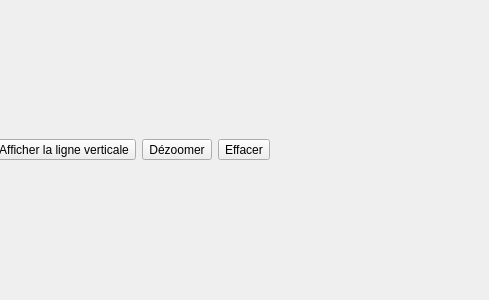
Old version of the form Plot/PlotFrame.ui in the repository xaviermawet/EcoManager2013Experimental; both pictures show x 253 to 742 and y 0 to 300 of the 742 by 300 pixel window.
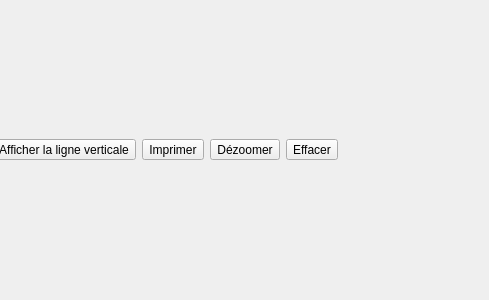
New version of the form. Icons and pictures are not drawn.

```diff
--- a/Plot/PlotFrame.ui
+++ b/Plot/PlotFrame.ui
@@ -100,6 +100,26 @@
        </property>
       </widget>
      </item>
+     <item>
+      <widget class="QToolButton" name="printToolButton">
+       <property name="toolTip">
+        <string>Imprimer la zone graphique courante</string>
+       </property>
+       <property name="text">
+        <string>Imprimer</string>
+       </property>
+       <property name="icon">
+        <iconset resource="../Resources.qrc">
+         <normaloff>:/Resources/Icons/print.png</normaloff>:/Resources/Icons/print.png</iconset>
+       </property>
+       <property name="iconSize">
+        <size>
+         <width>24</width>
+         <height>24</height>
+        </size>
+       </property>
+      </widget>
+     </item>
      <item>
       <widget class="QToolButton" name="zoomOutToolButton">
        <property name="toolTip">
```
